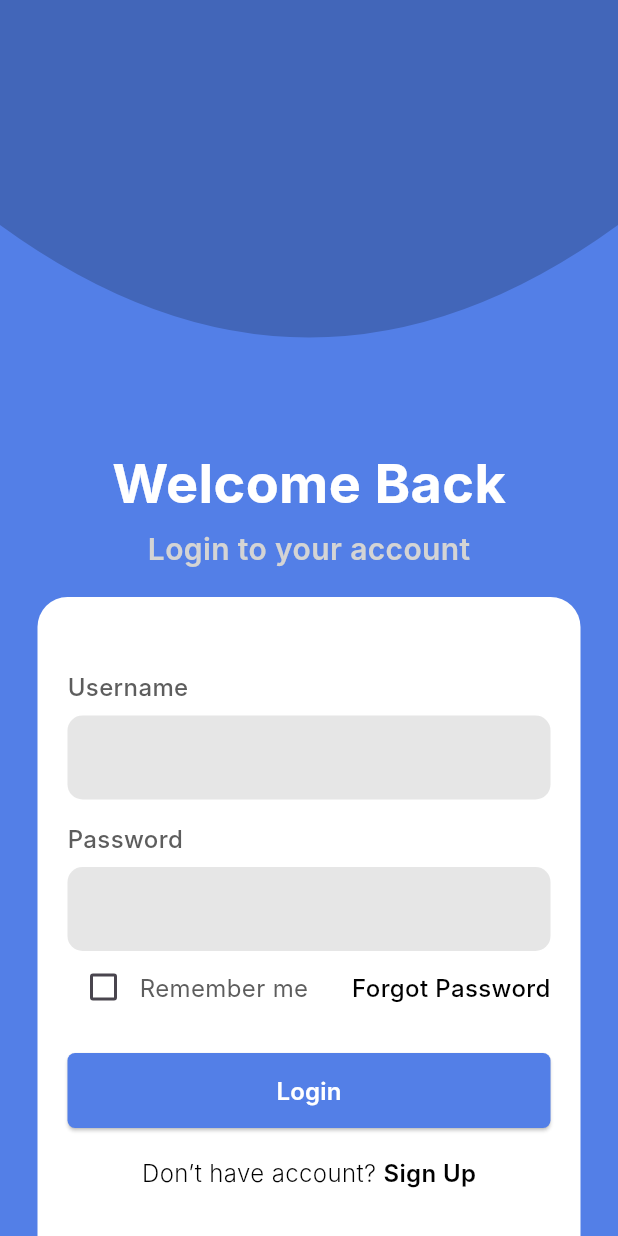
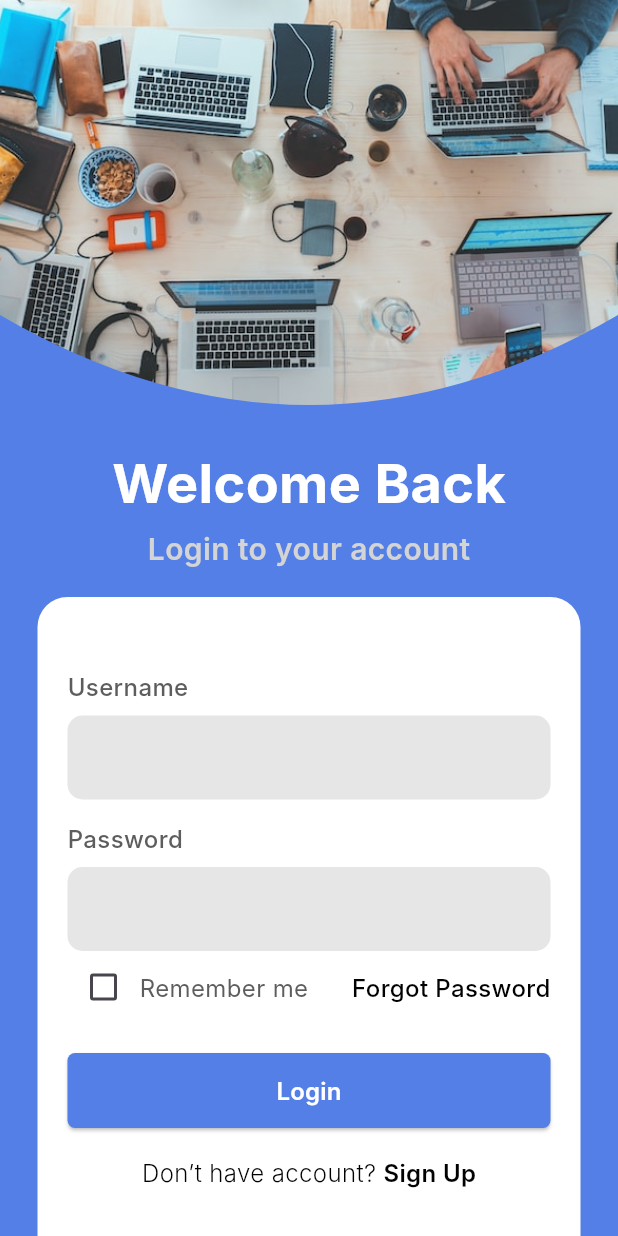
Before and after one commit to exfarnanda1945/employee-system-prototype, a Flutter app: the LoginScreen screen opened by its route, on a phone screen of 412 x 824 dp. Run offline on Flutter 3.47's test engine with Material 3 defaults, Android fonts, the phone set to English and light mode, and no system bars; our stand-ins replace go_router; Roboto replaces fonts that are missing (Inter).

Commit message:
fix: login clip,form and screen

```diff
--- a/lib/screens/auth/login-screen.dart
+++ b/lib/screens/auth/login-screen.dart
@@ -1,6 +1,6 @@
-import 'package:employee_system_prototype/utils/clip/login-clip.dart';
 import 'package:employee_system_prototype/utils/colors.dart';
-import 'package:employee_system_prototype/widget/login-form.dart';
+import 'package:employee_system_prototype/widget/clip/login-clip.dart';
+import 'package:employee_system_prototype/widget/forms/login-form.dart';
 import 'package:flutter/material.dart';
 
 class LoginScreen extends StatelessWidget {
@@ -17,9 +17,12 @@ class LoginScreen extends StatelessWidget {
           ClipPath(
             clipper: LoginClip(),
             child: Container(
-              color: hanBlue,
               height: 300.0,
               width: double.infinity,
+              decoration: const BoxDecoration(
+                  image: DecorationImage(
+                      image: AssetImage('images/laptop.jpg'),
+                      fit: BoxFit.cover)),
             ),
           ),
          const Column(
--- a/lib/utils/clip/login-clip.dart
+++ b/lib/widget/clip/login-clip.dart
@@ -7,8 +7,8 @@ class LoginClip extends CustomClipper<Path> {
     double h = size.height;
 
     final path = Path();
-    path.lineTo(0, h*0.5);
-    path.quadraticBezierTo(w*0.5,h ,w, h*0.5);
+    path.lineTo(0, h*0.7);
+    path.quadraticBezierTo(w*0.5,h+30 ,w, h*0.7);
     path.lineTo(w, 0);
     path.close();
 
--- a/lib/widget/login-form.dart
+++ b/lib/widget/forms/login-form.dart
@@ -1,7 +1,7 @@
 import 'package:flutter/material.dart';
 import 'package:go_router/go_router.dart';
 
-import '../utils/colors.dart';
+import '../../utils/colors.dart';
 
 class LoginForm extends StatelessWidget {
   const LoginForm({super.key});
```
